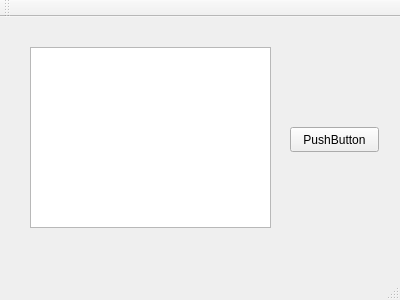
The window that UI/mainwindow.ui (COA-Group/TEMU_Spim) describes before a commit, drawn with Qt 5.
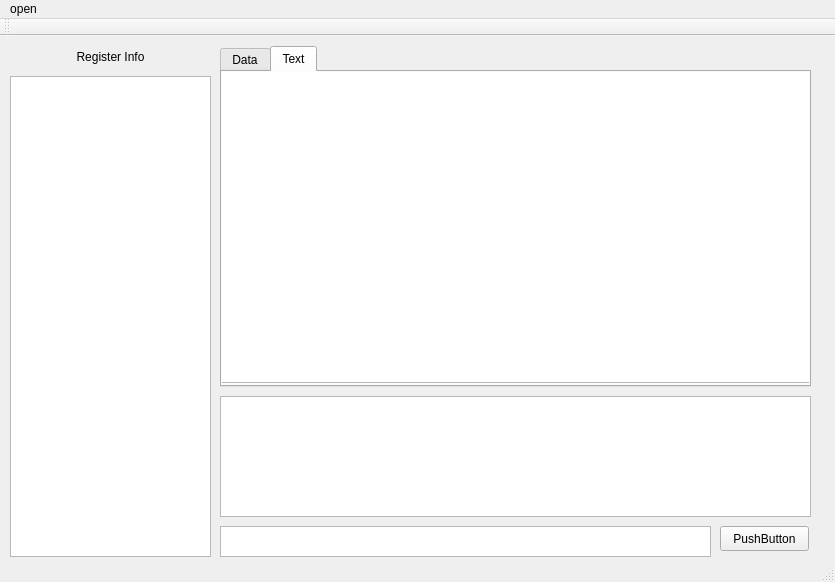
The same window after the commit.

```diff
--- a/UI/mainwindow.ui
+++ b/UI/mainwindow.ui
@@ -6,29 +6,19 @@
    <rect>
     <x>0</x>
     <y>0</y>
-    <width>400</width>
-    <height>300</height>
+    <width>835</width>
+    <height>582</height>
    </rect>
   </property>
   <property name="windowTitle">
    <string>MainWindow</string>
   </property>
   <widget class="QWidget" name="centralWidget">
-   <widget class="QTextEdit" name="textEdit">
-    <property name="geometry">
-     <rect>
-      <x>30</x>
-      <y>30</y>
-      <width>241</width>
-      <height>181</height>
-     </rect>
-    </property>
-   </widget>
    <widget class="QPushButton" name="pushButton">
     <property name="geometry">
      <rect>
-      <x>290</x>
-      <y>110</y>
+      <x>720</x>
+      <y>490</y>
       <width>89</width>
       <height>25</height>
      </rect>
@@ -37,16 +27,114 @@
      <string>PushButton</string>
     </property>
    </widget>
+   <widget class="QTextEdit" name="textEdit_2">
+    <property name="geometry">
+     <rect>
+      <x>220</x>
+      <y>490</y>
+      <width>491</width>
+      <height>31</height>
+     </rect>
+    </property>
+   </widget>
+   <widget class="QTabWidget" name="tabWidget">
+    <property name="geometry">
+     <rect>
+      <x>220</x>
+      <y>10</y>
+      <width>591</width>
+      <height>341</height>
+     </rect>
+    </property>
+    <property name="currentIndex">
+     <number>1</number>
+    </property>
+    <widget class="QWidget" name="Data">
+     <attribute name="title">
+      <string>Data</string>
+     </attribute>
+     <widget class="QTextBrowser" name="data">
+      <property name="geometry">
+       <rect>
+        <x>-1</x>
+        <y>-1</y>
+        <width>591</width>
+        <height>312</height>
+       </rect>
+      </property>
+     </widget>
+    </widget>
+    <widget class="QWidget" name="Text">
+     <attribute name="title">
+      <string>Text</string>
+     </attribute>
+     <widget class="QTextBrowser" name="text">
+      <property name="geometry">
+       <rect>
+        <x>-1</x>
+        <y>-1</y>
+        <width>591</width>
+        <height>312</height>
+       </rect>
+      </property>
+     </widget>
+    </widget>
+   </widget>
+   <widget class="QLabel" name="label">
+    <property name="geometry">
+     <rect>
+      <x>20</x>
+      <y>10</y>
+      <width>181</width>
+      <height>21</height>
+     </rect>
+    </property>
+    <property name="styleSheet">
+     <string notr="true"/>
+    </property>
+    <property name="text">
+     <string>Register Info</string>
+    </property>
+    <property name="alignment">
+     <set>Qt::AlignCenter</set>
+    </property>
+   </widget>
+   <widget class="QTextBrowser" name="regInfo">
+    <property name="geometry">
+     <rect>
+      <x>10</x>
+      <y>40</y>
+      <width>201</width>
+      <height>481</height>
+     </rect>
+    </property>
+   </widget>
+   <widget class="QTextBrowser" name="cmd">
+    <property name="geometry">
+     <rect>
+      <x>220</x>
+      <y>360</y>
+      <width>591</width>
+      <height>121</height>
+     </rect>
+    </property>
+   </widget>
   </widget>
   <widget class="QMenuBar" name="menuBar">
    <property name="geometry">
     <rect>
      <x>0</x>
      <y>0</y>
-     <width>400</width>
+     <width>835</width>
      <height>22</height>
     </rect>
    </property>
+   <widget class="QMenu" name="menuopen">
+    <property name="title">
+     <string>open</string>
+    </property>
+   </widget>
+   <addaction name="menuopen"/>
   </widget>
   <widget class="QToolBar" name="mainToolBar">
    <attribute name="toolBarArea">
```
